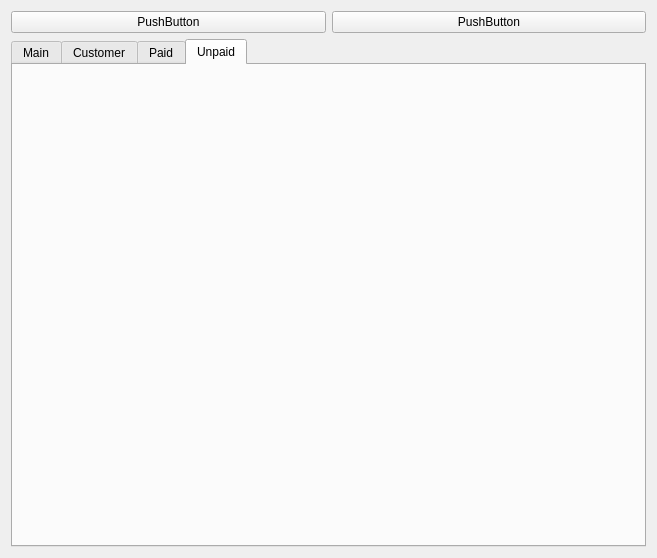
The window that GUI2/Main.ui (maximustann/Bing_project) describes before a commit, drawn with Qt 5.
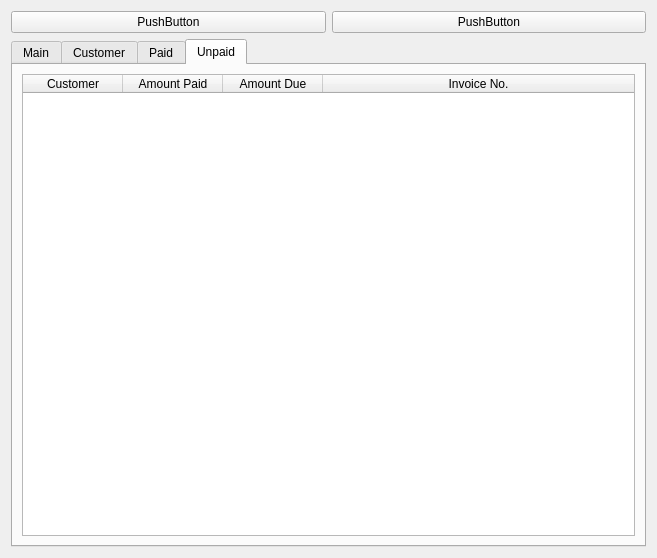
The same window after the commit. The open tabs and pages were chosen to show the change.

What changed in the file:
```diff
--- a/GUI2/Main.ui
+++ b/GUI2/Main.ui
@@ -95,6 +95,35 @@
       <attribute name="title">
        <string>Unpaid</string>
       </attribute>
+      <layout class="QGridLayout" name="gridLayout_5">
+       <item row="0" column="0">
+        <widget class="QTableWidget" name="tableWidget_4">
+         <attribute name="horizontalHeaderStretchLastSection">
+          <bool>true</bool>
+         </attribute>
+         <column>
+          <property name="text">
+           <string>Customer</string>
+          </property>
+         </column>
+         <column>
+          <property name="text">
+           <string>Amount Paid</string>
+          </property>
+         </column>
+         <column>
+          <property name="text">
+           <string>Amount Due</string>
+          </property>
+         </column>
+         <column>
+          <property name="text">
+           <string>Invoice No.</string>
+          </property>
+         </column>
+        </widget>
+       </item>
+      </layout>
      </widget>
     </widget>
    </item>
```
Left out of the diff: 43 changed lines with no effect on the pictures.
